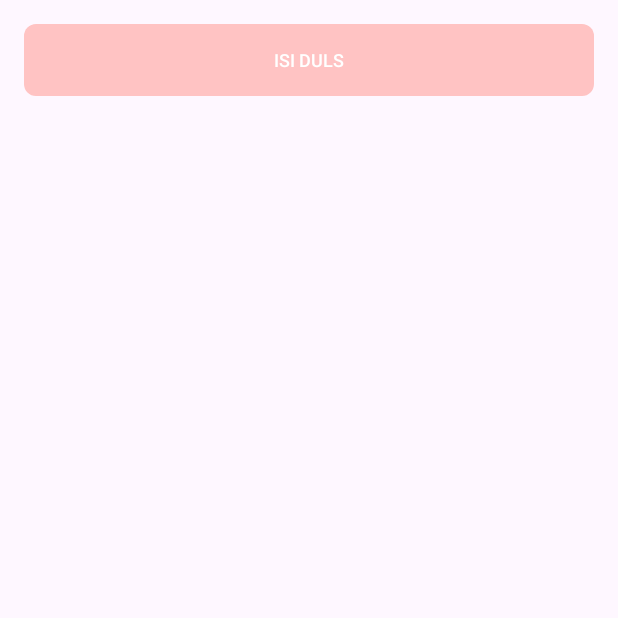
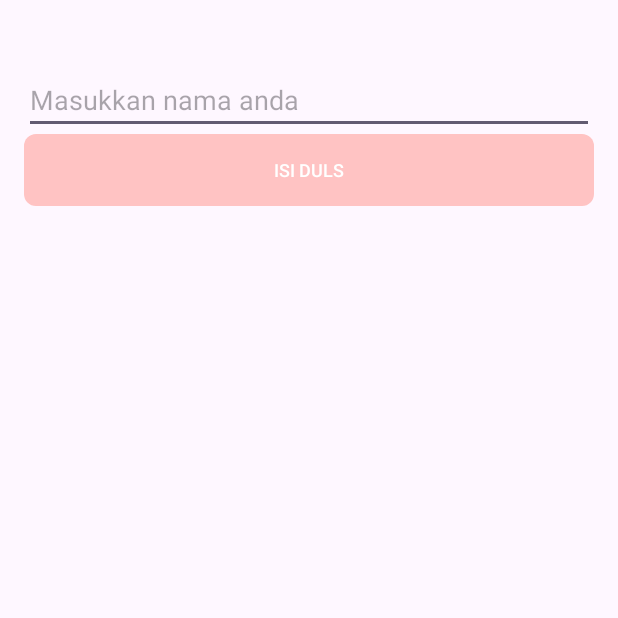
Before and after one commit to zarazzar/Android-Intermediate, an Android app: the screen it shows after launch (MainActivity), on a phone screen of 412 x 824 dp, the top half of it. Run offline under Robolectric (Android 15) with nearby library versions, the phone set to English and light mode, and no system bars.

Commit message:
EditText and Button Custom View

```diff
--- a/MyCustomView/app/src/main/java/com/dicoding/mycustomview/MainActivity.kt
+++ b/MyCustomView/app/src/main/java/com/dicoding/mycustomview/MainActivity.kt
@@ -2,10 +2,52 @@ package com.dicoding.mycustomview
 
 import androidx.appcompat.app.AppCompatActivity
 import android.os.Bundle
+import android.text.Editable
+import android.text.TextWatcher
+import android.widget.Toast
 
 class MainActivity : AppCompatActivity() {
+
+    private lateinit var myButton: MyButton
+    private lateinit var myEditText: MyEditText
     override fun onCreate(savedInstanceState: Bundle?) {
         super.onCreate(savedInstanceState)
         setContentView(R.layout.activity_main)
+
+        myButton = findViewById(R.id.my_button)
+        myEditText = findViewById(R.id.my_edit_text)
+
+        setMyButtonEnable()
+
+        myEditText.addTextChangedListener(object : TextWatcher {
+            override fun beforeTextChanged(s: CharSequence?, start: Int, count: Int, after: Int) {
+                //
+            }
+
+            override fun onTextChanged(s: CharSequence?, start: Int, before: Int, count: Int) {
+                setMyButtonEnable()
+            }
+
+            override fun afterTextChanged(s: Editable?) {
+               //
+            }
+
+        })
+
+        myButton.setOnClickListener {
+            Toast.makeText(
+                this@MainActivity,
+                myEditText.text,
+                Toast.LENGTH_SHORT
+            ).show()
+        }
     }
+
+
+    private fun setMyButtonEnable() {
+        val result = myEditText.text
+        myButton.isEnabled = result != null && result.toString().isNotEmpty()
+
+    }
+
 }
--- a/MyCustomView/app/src/main/res/layout/activity_main.xml
+++ b/MyCustomView/app/src/main/res/layout/activity_main.xml
@@ -6,19 +6,30 @@
     android:layout_height="match_parent"
     tools:context=".MainActivity">
 
+    <com.dicoding.mycustomview.MyEditText
+        android:id="@+id/my_edit_text"
+        android:layout_width="0dp"
+        android:layout_height="wrap_content"
+        android:layout_gravity="start"
+        android:layout_marginStart="16dp"
+        android:layout_marginTop="44dp"
+        android:layout_marginEnd="16dp"
+        app:layout_constraintEnd_toEndOf="parent"
+        app:layout_constraintHorizontal_bias="0.0"
+        app:layout_constraintStart_toStartOf="parent"
+        app:layout_constraintTop_toTopOf="parent" />
+
     <com.dicoding.mycustomview.MyButton
         android:id="@+id/my_button"
         android:layout_width="0dp"
         android:layout_height="wrap_content"
         android:layout_marginStart="16dp"
-        android:layout_marginTop="16dp"
         android:layout_marginEnd="16dp"
+        android:enabled="false"
         app:layout_constraintEnd_toEndOf="parent"
         app:layout_constraintHorizontal_bias="0.0"
         app:layout_constraintStart_toStartOf="parent"
-        app:layout_constraintTop_toTopOf="parent"
-        android:enabled="false"
-        />
+        app:layout_constraintTop_toBottomOf="@+id/my_edit_text" />
 
 
 </androidx.constraintlayout.widget.ConstraintLayout>
```
Also changed, not shown: MyCustomView/app/src/main/java/com/dicoding/mycustomview/MyEditText.kt (+98 -2 lines).
